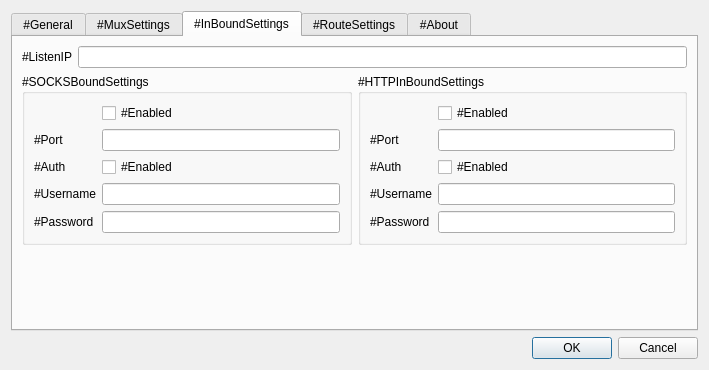
darsvador/qvssr, file src/w_PrefrencesWindow.ui: the form before one commit.
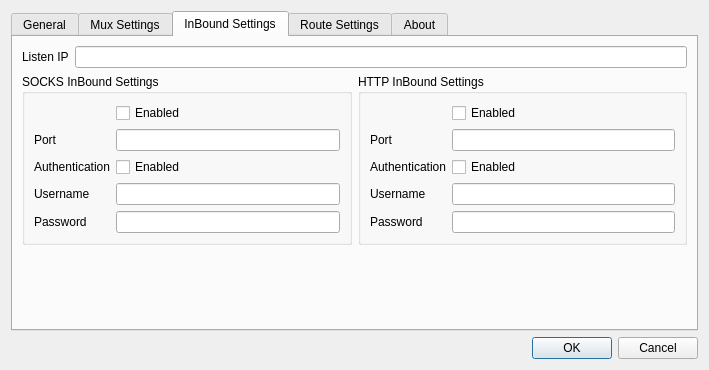
The form after the commit. The open tabs and pages were chosen to show the change. Icons and pictures are not drawn.

```diff
--- a/src/w_PrefrencesWindow.ui
+++ b/src/w_PrefrencesWindow.ui
@@ -33,7 +33,7 @@
      </property>
      <widget class="QWidget" name="tab">
       <attribute name="title">
-       <string>#General</string>
+       <string>General</string>
       </attribute>
       <layout class="QFormLayout" name="formLayout_5">
        <item row="0" column="0">
@@ -187,7 +187,7 @@
      </widget>
      <widget class="QWidget" name="tab_2">
       <attribute name="title">
-       <string>#MuxSettings</string>
+       <string>Mux Settings</string>
       </attribute>
       <layout class="QFormLayout" name="formLayout_3">
        <item row="0" column="0">
@@ -228,7 +228,7 @@
      </widget>
      <widget class="QWidget" name="tab_3">
       <attribute name="title">
-       <string>#InBoundSettings</string>
+       <string>InBound Settings</string>
       </attribute>
       <layout class="QVBoxLayout" name="verticalLayout" stretch="0,0,1">
        <item>
@@ -236,7 +236,7 @@
          <item row="0" column="0">
           <widget class="QLabel" name="label_22">
            <property name="text">
-            <string>#ListenIP</string>
+            <string>Listen IP</string>
            </property>
           </widget>
          </item>
@@ -250,20 +250,20 @@
          <item>
           <widget class="QGroupBox" name="groupBox_2">
            <property name="title">
-            <string>#SOCKSBoundSettings</string>
+            <string>SOCKS InBound Settings</string>
            </property>
            <layout class="QFormLayout" name="formLayout_2">
             <item row="0" column="1">
              <widget class="QCheckBox" name="socksCB">
               <property name="text">
-               <string>#Enabled</string>
+               <string>Enabled</string>
               </property>
              </widget>
             </item>
             <item row="1" column="0">
              <widget class="QLabel" name="label_4">
               <property name="text">
-               <string>#Port</string>
+               <string>Port</string>
               </property>
              </widget>
             </item>
@@ -277,21 +277,21 @@
             <item row="2" column="0">
              <widget class="QLabel" name="label_10">
               <property name="text">
-               <string>#Auth</string>
+               <string>Authentication</string>
               </property>
              </widget>
             </item>
             <item row="2" column="1">
              <widget class="QCheckBox" name="socksAuthCB">
               <property name="text">
-               <string>#Enabled</string>
+               <string>Enabled</string>
               </property>
              </widget>
             </item>
             <item row="3" column="0">
              <widget class="QLabel" name="label_11">
               <property name="text">
-               <string>#Username</string>
+               <string>Username</string>
               </property>
              </widget>
             </item>
@@ -301,7 +301,7 @@
             <item row="4" column="0">
              <widget class="QLabel" name="label_12">
               <property name="text">
-               <string>#Password</string>
+               <string>Password</string>
               </property>
              </widget>
             </item>
@@ -314,7 +314,7 @@
          <item>
           <widget class="QGroupBox" name="groupBox">
            <property name="title">
-            <string>#HTTPInBoundSettings</string>
+            <string>HTTP InBound Settings</string>
            </property>
            <layout class="QFormLayout" name="formLayout_7">
             <item row="0" column="1">
@@ -323,14 +323,14 @@
                <enum>Qt::LeftToRight</enum>
               </property>
               <property name="text">
-               <string>#Enabled</string>
+               <string>Enabled</string>
               </property>
              </widget>
             </item>
             <item row="1" column="0">
              <widget class="QLabel" name="label_3">
               <property name="text">
-               <string>#Port</string>
+               <string>Port</string>
               </property>
              </widget>
             </item>
@@ -350,21 +350,21 @@
             <item row="2" column="0">
              <widget class="QLabel" name="label_9">
               <property name="text">
-               <string>#Auth</string>
+               <string>Authentication</string>
               </property>
              </widget>
             </item>
             <item row="2" column="1">
              <widget class="QCheckBox" name="httpAuthCB">
               <property name="text">
-               <string>#Enabled</string>
+               <string>Enabled</string>
               </property>
              </widget>
             </item>
             <item row="3" column="0">
              <widget class="QLabel" name="label_2">
               <property name="text">
-               <string>#Username</string>
+               <string>Username</string>
               </property>
              </widget>
             </item>
@@ -374,7 +374,7 @@
             <item row="4" column="0">
              <widget class="QLabel" name="label_13">
               <property name="text">
-               <string>#Password</string>
+               <string>Password</string>
               </property>
              </widget>
             </item>
@@ -403,7 +403,7 @@
      </widget>
      <widget class="QWidget" name="tab_4">
       <attribute name="title">
-       <string>#RouteSettings</string>
+       <string>Route Settings</string>
       </attribute>
       <layout class="QHBoxLayout" name="horizontalLayout_3">
        <item>
@@ -472,7 +472,7 @@
      </widget>
      <widget class="QWidget" name="tab_5">
       <attribute name="title">
-       <string>#About</string>
+       <string>About</string>
       </attribute>
       <layout class="QHBoxLayout" name="horizontalLayout" stretch="0,0">
        <item>
```
Left out of the diff: 44 changed lines with no effect on the pictures.
